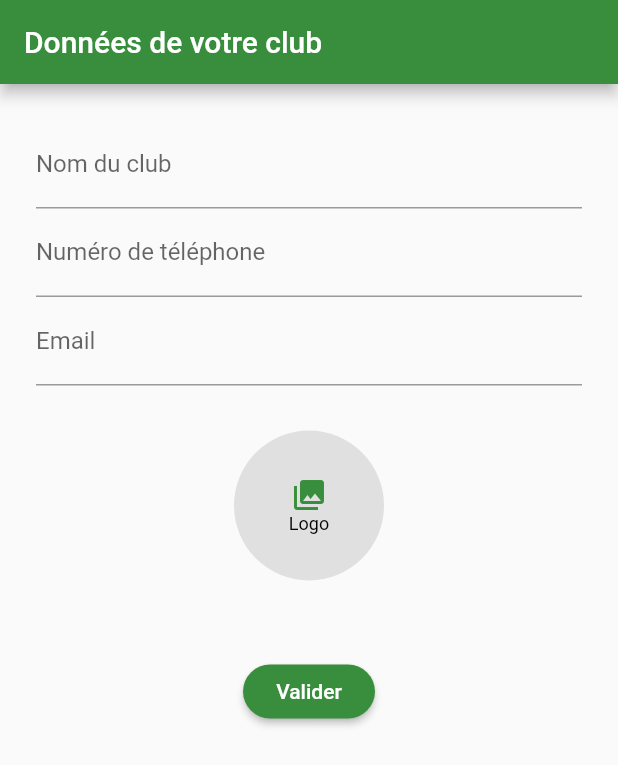
After one commit to omarhaji080286/RandoClub, a Flutter app: the CreateClub screen opened directly, after a tap on "Logo", on a phone screen of 412 x 824 dp. The commit adds this screen. Shown: the top 765 px of the screen. Run offline on Flutter 3.47's test engine with Material 2 defaults, Android fonts, the phone set to English and light mode, and no system bars; our stand-ins replace chopper, connectivity, firebase_auth, flutter_bloc, flutter_image_compress, flutter_spinkit and 7 more; accounts and stored records are empty; generated files the repository leaves out were written again; network calls fail.

Commit message:
profile selection Screen : organizer UI and form

```diff
--- a/lib/database/randoclub_database.dart
+++ b/lib/database/randoclub_database.dart
@@ -266,7 +266,7 @@ class Clubs extends Table {
 
   TextColumn get logoUrl => text()();
 
-  TextColumn get email => text()();
+  TextColumn get clubEmail => text()();
 
   TextColumn get website => text()();
 
--- /dev/null
+++ b/lib/screens/create_club/create_club.dart
@@ -0,0 +1,125 @@
+import 'package:flutter/material.dart';
+import 'package:randoclub/screens/create_club/create_club_components/club_logo_picker.dart';
+
+class CreateClub extends StatefulWidget {
+  @override
+  _CreateClubState createState() => _CreateClubState();
+}
+
+class _CreateClubState extends State<CreateClub> {
+  String _clubName;
+  String _contactPhone;
+  String _contactEmail;
+
+  final GlobalKey<FormState> _formKey = GlobalKey<FormState>();
+
+  @override
+  Widget build(BuildContext context) {
+    return Scaffold(
+      appBar: AppBar(
+        title: Text('Données de votre club'),
+      ),
+      body: Container(
+        margin: EdgeInsets.all(24.0),
+        child: Form(
+          key: _formKey,
+          child: Column(
+            children: <Widget>[
+              _buildClubName(),
+              _buildContactPhone(),
+              _buildContactEmail(),
+              SizedBox(height: 30.0),
+              ClubLogoPicker(),
+              SizedBox(height: 50.0),
+              _buildSubmitButton(),
+            ],
+          ),
+        ),
+      ),
+    );
+  }
+
+  Widget _buildClubName() {
+    return TextFormField(
+      decoration: InputDecoration(
+        labelText: 'Nom du club',
+      ),
+      validator: (String value){
+        if (value.isEmpty){
+          return 'Nom du club requis';
+        }
+        return null;
+      },
+      onSaved: (String value){
+        _clubName = value;
+      },
+    );
+  }
+
+  Widget _buildContactPhone() {
+    return TextFormField(
+      decoration: InputDecoration(
+        labelText: 'Numéro de téléphone',
+      ),
+      validator: (String value){
+        if (value.isEmpty){
+          return 'Téléphone requis';
+        }
+        if (!RegExp(r'(^[0-9]{10}$)').hasMatch(value)){
+          return 'Téléphone au format 0123456789';
+        }
+
+        return null;
+      },
+      onSaved: (String value){
+        _contactPhone = value;
+      },
+    );
+  }
+
+  Widget _buildContactEmail() {
+    return TextFormField(
+      decoration: InputDecoration(
+        labelText: 'Email',
+      ),
+      validator: (String value){
+        if (value.isEmpty){
+          return 'Email requis';
+        }
+        if (!RegExp(r"^[a-zA-Z0-9.a-zA-Z0-9.!#$%&'*+-/=?^_`{|}~]+@[a-zA-Z0-9]+\.[a-zA-Z]+")
+            .hasMatch(value)){
+          return 'Email non valide';
+        }
+        return null;
+      },
+      onSaved: (String value){
+        _contactEmail = value;
+      },
+    );
+  }
+
+  Widget _buildSubmitButton() {
+    return RaisedButton(
+      child: Text(
+        'Valider',
+        style: TextStyle(
+          color: Colors.white,
+        ),
+      ),
+      onPressed: () {
+        if (!_formKey.currentState.validate()){
+          return;
+        }
+        _formKey.currentState.save();
+
+        createClub();
+
+      },
+    );
+  }
+
+  void createClub(){
+    print("CreateClub - creating club");
+  }
+
+}
--- /dev/null
+++ b/lib/screens/create_club/create_club_components/club_logo_picker.dart
@@ -0,0 +1,104 @@
+import 'dart:io';
+
+import 'package:flutter/cupertino.dart';
+import 'package:flutter/material.dart';
+import 'package:flutter_image_compress/flutter_image_compress.dart';
+import 'package:image_cropper/image_cropper.dart';
+import 'package:image_picker/image_picker.dart';
+import 'package:path_provider/path_provider.dart' as path_provider;
+
+class ClubLogoPicker extends StatefulWidget {
+  @override
+  _ClubLogoPickerState createState() => _ClubLogoPickerState();
+}
+
+class _ClubLogoPickerState extends State<ClubLogoPicker> {
+  File _logo;
+  int counter = 1;
+
+  getImageFile(ImageSource source) async {
+    counter++;
+    var image = await ImagePicker.pickImage(source: source);
+    File croppedFile = await ImageCropper.cropImage(
+        sourcePath: image.path,
+        aspectRatioPresets: [
+          CropAspectRatioPreset.square,
+          CropAspectRatioPreset.ratio3x2,
+          CropAspectRatioPreset.original,
+          CropAspectRatioPreset.ratio4x3,
+          CropAspectRatioPreset.ratio16x9
+        ],
+        androidUiSettings: AndroidUiSettings(
+            toolbarTitle: 'Ajustez votre logo',
+            toolbarColor: Colors.green[700],
+            toolbarWidgetColor: Colors.white,
+            initAspectRatio: CropAspectRatioPreset.original,
+            lockAspectRatio: false),
+        iosUiSettings: IOSUiSettings(
+          minimumAspectRatio: 1.0,
+        ));
+
+    final dir = await path_provider.getTemporaryDirectory();
+    final targetPath = dir.absolute.path + "/temp$counter.jpg";
+
+    final result = await FlutterImageCompress.compressAndGetFile(
+      croppedFile.path,
+      targetPath,
+      quality: 90,
+    );
+
+    setState(() {
+      _logo = result;
+      print('ClubLogoPicker - Logo size : ${_logo.lengthSync()}');
+    });
+  }
+
+  @override
+  Widget build(BuildContext context) {
+    return Center(
+      child: _logo == null ? _buildDefaultImage() : _buildLogoImage(),
+    );
+  }
+
+//new CircleAvatar(backgroundImage: new FileImage(_image), radius: 200.0,)
+  Widget _buildLogoImage() {
+    return GestureDetector(
+      onTap: () => getImageFile(ImageSource.gallery),
+      child: CircleAvatar(
+        backgroundImage: new FileImage(_logo),
+        radius: 50.0,
+      ),
+    );
+  }
+
+  Widget _buildDefaultImage() {
+    double size = 100;
+
+    return GestureDetector(
+      onTap: () => getImageFile(ImageSource.gallery),
+      child: Container(
+        alignment: Alignment.center,
+        width: size,
+        height: size,
+        decoration: new BoxDecoration(
+          color: Colors.grey[300],
+          shape: BoxShape.circle,
+        ),
+        child: Column(
+          mainAxisAlignment: MainAxisAlignment.center,
+          children: <Widget>[
+            Icon(Icons.photo_library),
+            Text(
+              'Logo',
+              textAlign: TextAlign.center,
+              style: TextStyle(
+                color: Colors.black,
+                fontSize: 12.0,
+              ),
+            ),
+          ],
+        ),
+      ),
+    );
+  }
+}
--- a/lib/screens/select_profile/select_profile_components/organizer_btn.dart
+++ b/lib/screens/select_profile/select_profile_components/organizer_btn.dart
@@ -1,6 +1,7 @@
 import 'package:flutter/cupertino.dart';
 import 'package:flutter/material.dart';
 import 'package:randoclub/database/randoclub_database.dart';
+import 'package:randoclub/screens/create_club/create_club.dart';
 
 class OrganizerButton extends StatefulWidget {
   final User user;
@@ -41,6 +42,7 @@ class _OrganizerButtonState extends State<OrganizerButton> {
   }
 
   void redirectUser() {
-    print('OrganizerButton - user is an Organizer');
+    Navigator.pushReplacement(context,
+        new MaterialPageRoute(builder: (context) => new CreateClub()));
   }
 }
```
Also changed, not shown: pubspec.yaml (+9 -0 lines), lib/database/randoclub_database.g.dart, pubspec.lock, 1 other file.
